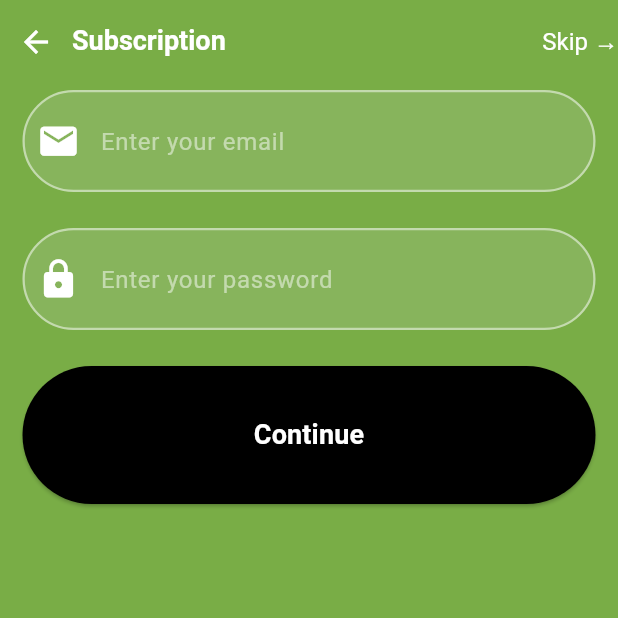
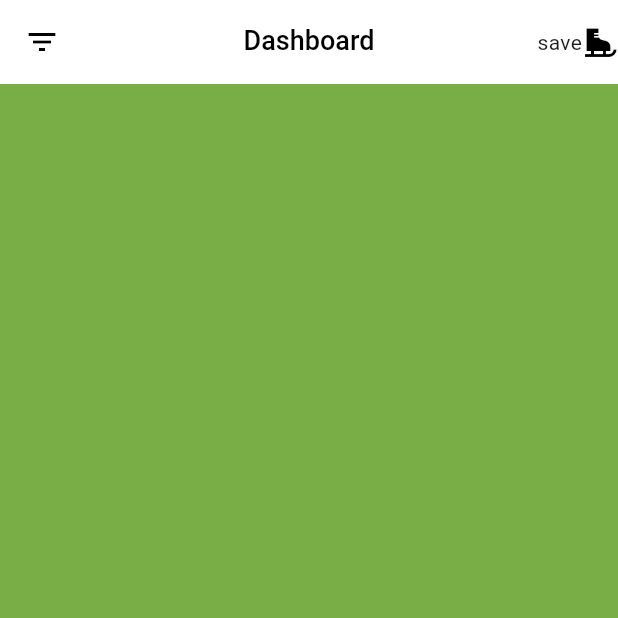
Before and after one commit to Appo-Matrix/Bogo, a Flutter app: the SignInScreen screen opened directly, on a phone screen of 412 x 824 dp, the top half of it. Run offline on Flutter 3.47's test engine with Material 3 defaults, Android fonts, the phone set to English and light mode, and no system bars; our stand-ins replace go_router; Roboto replaces fonts that are missing (Poppins).

Commit message:
Resolved conflicts - 2

```diff
--- /dev/null
+++ b/lib/core/theme/custom_theme/app_appbar_styles.dart
@@ -0,0 +1,55 @@
+import 'package:flutter/material.dart';
+
+class CustomAppBar extends StatelessWidget implements PreferredSizeWidget {
+  final String title;
+  final Widget? leading; // ✅ custom leading widget option
+  final VoidCallback? onBackTap;
+  final bool showLeading;
+  final List<Widget>? actions;
+  final Color background;
+
+  const CustomAppBar({
+    super.key,
+    required this.title,
+    this.leading,
+    this.onBackTap,
+    this.showLeading = true,
+    this.actions,
+    this.background = Colors.white,
+  });
+
+  @override
+  Widget build(BuildContext context) {
+    return AppBar(
+      backgroundColor: background,
+      elevation: 0,
+      automaticallyImplyLeading: false,
+      surfaceTintColor: Colors.white,
+
+      // ✅ Leading logic
+      leading: showLeading
+          ? (leading ??
+          IconButton(
+            icon: const Icon(Icons.arrow_back_ios_new, color: Colors.black),
+            onPressed: onBackTap ?? () => Navigator.pop(context),
+          ))
+          : null,
+
+      title: Text(
+        title,
+        style: const TextStyle(
+          color: Colors.black,
+          fontSize: 18,
+          fontWeight: FontWeight.w500,
+        ),
+      ),
+      centerTitle: true,
+
+      // ✅ actions allow icons / text
+      actions: actions,
+    );
+  }
+
+  @override
+  Size get preferredSize => const Size.fromHeight(kToolbarHeight);
+}
--- a/lib/features/auth/screens/sign_in/sign_in_screen.dart
+++ b/lib/features/auth/screens/sign_in/sign_in_screen.dart
@@ -1,8 +1,7 @@
+import 'package:bogo/core/utils/constants/app_colors.dart';
 import 'package:flutter/material.dart';
-import '../../../../core/utils/constants/app_colors.dart';
-import '../../../../shared/widgets/app_bar/app_bar.dart';
-import '../../../../shared/widgets/primary_button/primary_button.dart';
-import '../../../../shared/widgets/text_field/text_field.dart';
+
+import '../../../../core/theme/custom_theme/app_appbar_styles.dart';
 
 class SignInScreen extends StatelessWidget {
   const SignInScreen({super.key});
@@ -10,43 +9,23 @@ class SignInScreen extends StatelessWidget {
   @override
   Widget build(BuildContext context) {
     return Scaffold(
-backgroundColor: AppColors.primary,
-
+      backgroundColor:AppColors.primary,
       appBar: CustomAppBar(
-        title: "Subscription",
-        showBack: true,
-        showSkip: true,
-        showLogo: false,
-        showNotification: false,
-        onBack: () => print("Back pressed"),
-        onSkip: () => print("Skip pressed"),
+        title: "Dashboard",
+        leading: IconButton(
+          icon: const Icon(Icons.filter_list, color: Colors.black),
+          onPressed: () {
+            // open drawer logic
+          },
+        ),
+        actions: [Text("save"),
+        Icon(Icons.ice_skating)],
       ),
-      body: SafeArea(
-        child: Padding(
-          padding: const EdgeInsets.symmetric(horizontal: 15),
-          child: Column(
-            children: [
-              CustomTextField(
-                hintText: "Enter your email",
-                icon: Icons.email, //  Left side icon
-              ),
-
-              CustomTextField(
-                hintText: "Enter your password",
-                icon: Icons.lock,
-                obscureText: true, //  for password
-              ),
-
-              PrimaryButton(
-                text: "Continue",   //  Text har screen pe change boga
-                onPressed: () {
-                  // Navigation ya action
-                },
-              ),
-
-
-            ],
-          ),
+      body: Padding(
+        padding: const EdgeInsets.all(14.0),
+        child: Column(
+          children: [
+          ],
         ),
       ),
     );
```
Also changed, not shown: 2 other files.
